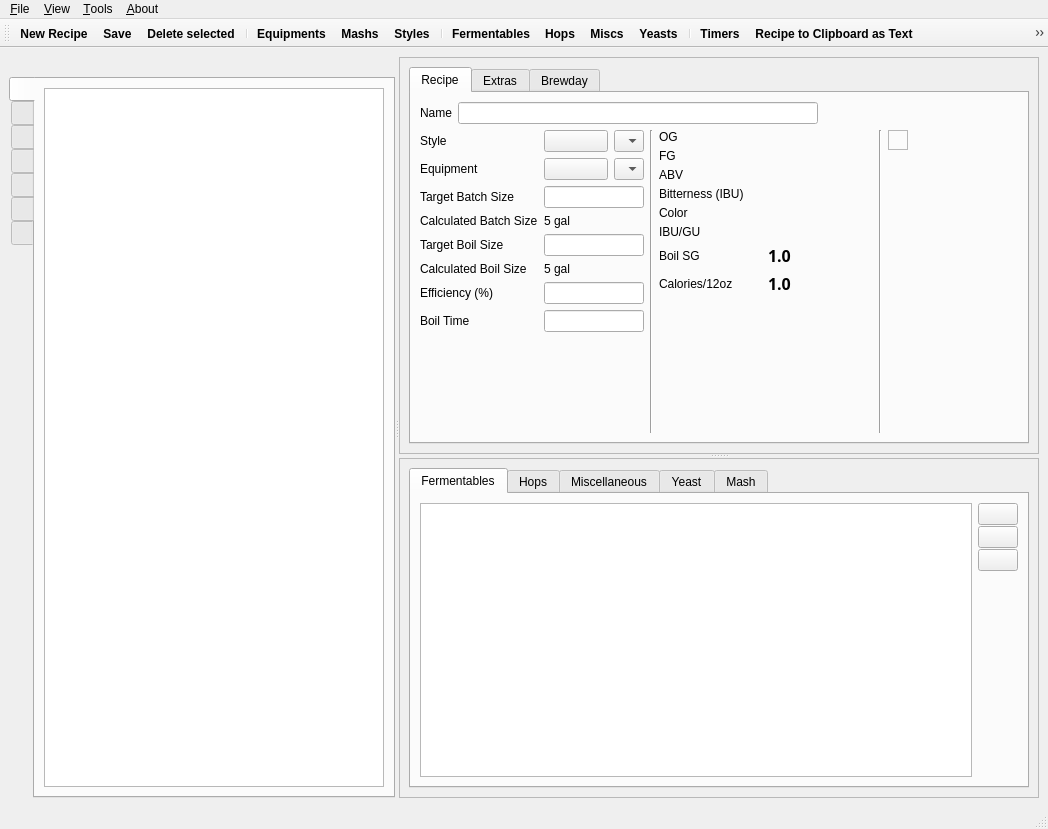
Before: the Qt Designer form ui/mainWindow.ui in Brewtarget/brewtarget, drawn with Qt 5.
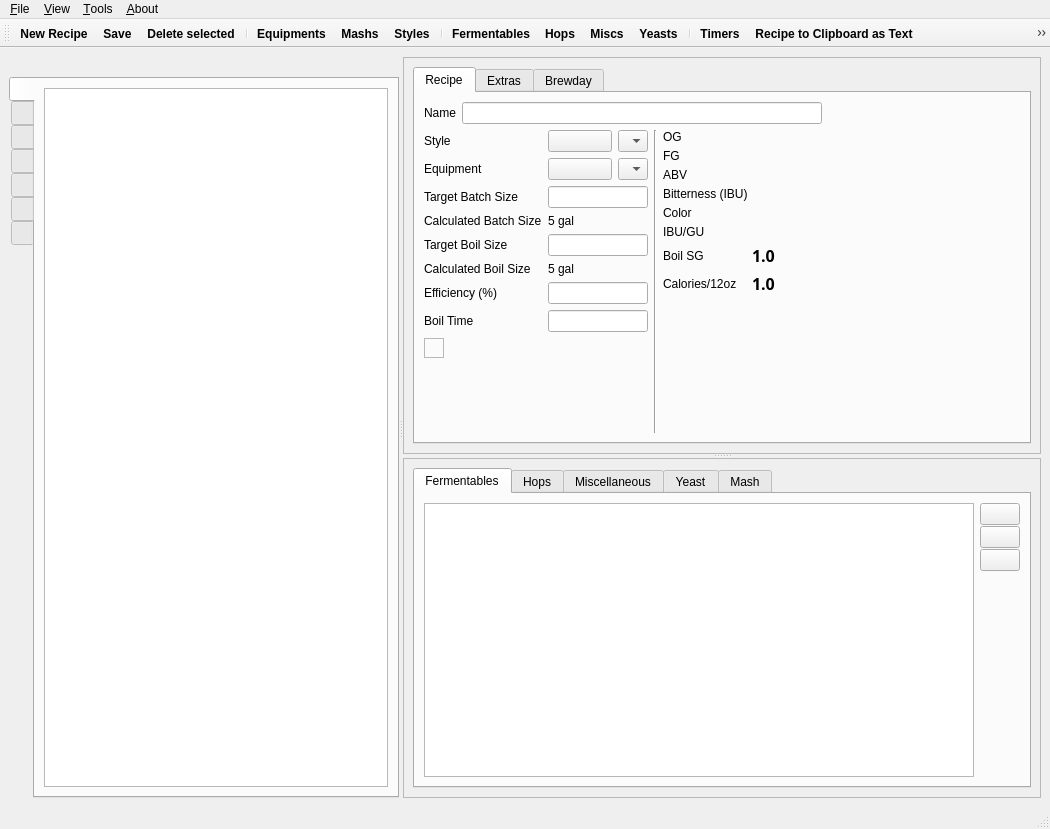
After: the same form once the commit is applied. Icons and pictures are not drawn. Custom widgets are drawn as their Qt base class.

Commit message: Moved the beer color widget. Made slider widgets resize properly.

Patch:
```diff
--- a/ui/mainWindow.ui
+++ b/ui/mainWindow.ui
@@ -6,7 +6,7 @@
    <rect>
     <x>0</x>
     <y>0</y>
-    <width>1048</width>
+    <width>1050</width>
     <height>829</height>
    </rect>
   </property>
@@ -216,7 +216,7 @@
           <rect>
            <x>0</x>
            <y>0</y>
-           <width>626</width>
+           <width>627</width>
            <height>391</height>
           </rect>
          </property>
@@ -282,7 +282,46 @@
                  <layout class="QVBoxLayout" name="verticalLayout_2">
                   <item>
                    <layout class="QGridLayout" name="gridLayout_2">
-                    <item row="6" column="1">
+                    <item row="3" column="1">
+                     <layout class="QHBoxLayout" name="horizontalLayout_2">
+                      <property name="topMargin">
+                       <number>0</number>
+                      </property>
+                      <item>
+                       <widget class="EquipmentButton" name="equipmentButton">
+                        <property name="minimumSize">
+                         <size>
+                          <width>0</width>
+                          <height>0</height>
+                         </size>
+                        </property>
+                        <property name="maximumSize">
+                         <size>
+                          <width>16777215</width>
+                          <height>16777215</height>
+                         </size>
+                        </property>
+                       </widget>
+                      </item>
+                      <item>
+                       <widget class="CustomComboBox" name="equipmentComboBox">
+                        <property name="sizePolicy">
+                         <sizepolicy hsizetype="Maximum" vsizetype="Fixed">
+                          <horstretch>0</horstretch>
+                          <verstretch>0</verstretch>
+                         </sizepolicy>
+                        </property>
+                        <property name="maximumSize">
+                         <size>
+                          <width>30</width>
+                          <height>16777215</height>
+                         </size>
+                        </property>
+                       </widget>
+                      </item>
+                     </layout>
+                    </item>
+                    <item row="7" column="1">
                      <widget class="QLabel" name="label_calcBoilSize">
                       <property name="text">
                        <string>5 gal</string>
@@ -292,7 +331,7 @@
                       </property>
                      </widget>
                     </item>
-                    <item row="5" column="1">
+                    <item row="6" column="1">
                      <widget class="QLineEdit" name="lineEdit_boilSize">
                       <property name="sizePolicy">
                        <sizepolicy hsizetype="Minimum" vsizetype="Fixed">
@@ -323,7 +362,7 @@
                       </property>
                      </widget>
                     </item>
-                    <item row="7" column="0">
+                    <item row="8" column="0">
                      <widget class="QLabel" name="efficiencyLabel">
                       <property name="sizePolicy">
                        <sizepolicy hsizetype="Preferred" vsizetype="Preferred">
@@ -336,7 +375,7 @@
                       </property>
                      </widget>
                     </item>
-                    <item row="6" column="0">
+                    <item row="7" column="0">
                      <widget class="BtVolumeLabel" name="calculatedBoilSizeLabel">
                       <property name="sizePolicy">
                        <sizepolicy hsizetype="Preferred" vsizetype="Preferred">
@@ -355,7 +394,7 @@
                       </property>
                      </widget>
                     </item>
-                    <item row="4" column="0">
+                    <item row="5" column="0">
                      <widget class="BtVolumeLabel" name="calculatedBatchSizeLabel">
                       <property name="sizePolicy">
                        <sizepolicy hsizetype="Preferred" vsizetype="Preferred">
@@ -374,7 +413,7 @@
                       </property>
                      </widget>
                     </item>
-                    <item row="7" column="1">
+                    <item row="8" column="1">
                      <widget class="QLineEdit" name="lineEdit_efficiency">
                       <property name="sizePolicy">
                        <sizepolicy hsizetype="Minimum" vsizetype="Fixed">
@@ -402,7 +441,7 @@
                       </property>
                      </widget>
                     </item>
-                    <item row="4" column="1">
+                    <item row="5" column="1">
                      <widget class="QLabel" name="label_calcBatchSize">
                       <property name="text">
                        <string>5 gal</string>
@@ -412,7 +451,7 @@
                       </property>
                      </widget>
                     </item>
-                    <item row="1" column="0">
+                    <item row="2" column="0">
                      <widget class="QLabel" name="styleLabel">
                       <property name="sizePolicy">
                        <sizepolicy hsizetype="Preferred" vsizetype="Preferred">
@@ -425,7 +464,7 @@
                       </property>
                      </widget>
                     </item>
-                    <item row="8" column="0">
+                    <item row="9" column="0">
                      <widget class="QLabel" name="label_boiltime">
                       <property name="sizePolicy">
                        <sizepolicy hsizetype="Preferred" vsizetype="Preferred">
@@ -438,7 +477,7 @@
                       </property>
                      </widget>
                     </item>
-                    <item row="3" column="1">
+                    <item row="4" column="1">
                      <widget class="QLineEdit" name="lineEdit_batchSize">
                       <property name="sizePolicy">
                        <sizepolicy hsizetype="Minimum" vsizetype="Fixed">
@@ -466,7 +505,7 @@
                       </property>
                      </widget>
                     </item>
-                    <item row="8" column="1">
+                    <item row="9" column="1">
                      <widget class="QLineEdit" name="lineEdit_boilTime">
                       <property name="sizePolicy">
                        <sizepolicy hsizetype="Minimum" vsizetype="Fixed">
@@ -491,7 +530,7 @@
                       </property>
                      </widget>
                     </item>
-                    <item row="3" column="0">
+                    <item row="4" column="0">
                      <widget class="BtVolumeLabel" name="targetBatchSizeLabel">
                       <property name="sizePolicy">
                        <sizepolicy hsizetype="Preferred" vsizetype="Preferred">
@@ -510,7 +549,7 @@
                       </property>
                      </widget>
                     </item>
-                    <item row="2" column="0">
+                    <item row="3" column="0">
                      <widget class="QLabel" name="equipmentLabel">
                       <property name="sizePolicy">
                        <sizepolicy hsizetype="Preferred" vsizetype="Preferred">
@@ -523,7 +562,7 @@
                       </property>
                      </widget>
                     </item>
-                    <item row="5" column="0">
+                    <item row="6" column="0">
                      <widget class="BtVolumeLabel" name="targetBoilSizeLabel">
                       <property name="sizePolicy">
                        <sizepolicy hsizetype="Preferred" vsizetype="Preferred">
@@ -543,45 +582,6 @@
                      </widget>
                     </item>
                     <item row="2" column="1">
-                     <layout class="QHBoxLayout" name="horizontalLayout_2">
-                      <property name="topMargin">
-                       <number>0</number>
-                      </property>
-                      <item>
-                       <widget class="EquipmentButton" name="equipmentButton">
-                        <property name="minimumSize">
-                         <size>
-                          <width>0</width>
-                          <height>0</height>
-                         </size>
-                        </property>
-                        <property name="maximumSize">
-                         <size>
-                          <width>16777215</width>
-                          <height>16777215</height>
-                         </size>
-                        </property>
-                       </widget>
-                      </item>
-                      <item>
-                       <widget class="CustomComboBox" name="equipmentComboBox">
-                        <property name="sizePolicy">
-                         <sizepolicy hsizetype="Maximum" vsizetype="Fixed">
-                          <horstretch>0</horstretch>
-                          <verstretch>0</verstretch>
-                         </sizepolicy>
-                        </property>
-                        <property name="maximumSize">
-                         <size>
-                          <width>30</width>
-                          <height>16777215</height>
-                         </size>
-                        </property>
-                       </widget>
-                      </item>
-                     </layout>
-                    </item>
-                    <item row="1" column="1">
                      <layout class="QHBoxLayout" name="horizontalLayout_11">
                       <item>
                        <widget class="StyleButton" name="styleButton">
@@ -628,6 +628,33 @@
                     </item>
                    </layout>
                   </item>
+                  <item>
+                   <widget class="QFrame" name="frame">
+                    <property name="sizePolicy">
+                     <sizepolicy hsizetype="Maximum" vsizetype="Maximum">
+                      <horstretch>0</horstretch>
+                      <verstretch>0</verstretch>
+                     </sizepolicy>
+                    </property>
+                    <property name="minimumSize">
+                     <size>
+                      <width>0</width>
+                      <height>0</height>
+                     </size>
+                    </property>
+                    <property name="frameShape">
+                     <enum>QFrame::StyledPanel</enum>
+                    </property>
+                    <property name="frameShadow">
+                     <enum>QFrame::Raised</enum>
+                    </property>
+                    <layout class="QVBoxLayout" name="verticalLayout_9">
+                     <item>
+                      <widget class="BeerColorWidget" name="beerColorWidget" native="true"/>
+                     </item>
+                    </layout>
+                   </widget>
+                  </item>
                   <item>
                    <spacer name="verticalSpacer_7">
                     <property name="orientation">
@@ -652,14 +679,8 @@
                 </item>
                 <item>
                  <layout class="QVBoxLayout" name="verticalLayout_lcd">
-                  <property name="spacing">
-                   <number>1</number>
-                  </property>
                   <item>
                    <layout class="QGridLayout" name="gridLayout">
-                    <property name="sizeConstraint">
-                     <enum>QLayout::SetDefaultConstraint</enum>
-                    </property>
                     <property name="horizontalSpacing">
                      <number>4</number>
                     </property>
@@ -670,7 +691,26 @@
                      <number>0</number>
                     </property>
                     <item row="4" column="1">
-                     <widget class="StyleRangeWidget" name="styleRangeWidget_srm"/>
+                     <widget class="StyleRangeWidget" name="styleRangeWidget_srm" native="true">
+                      <property name="sizePolicy">
+                       <sizepolicy hsizetype="MinimumExpanding" vsizetype="Preferred">
+                        <horstretch>0</horstretch>
+                        <verstretch>0</verstretch>
+                       </sizepolicy>
+                      </property>
+                      <property name="minimumSize">
+                       <size>
+                        <width>128</width>
+                        <height>0</height>
+                       </size>
+                      </property>
+                      <property name="maximumSize">
+                       <size>
+                        <width>512</width>
+                        <height>16777215</height>
+                       </size>
+                      </property>
+                     </widget>
                     </item>
                     <item row="2" column="0">
                      <widget class="QLabel" name="aBVLabel">
@@ -700,7 +740,26 @@
                      </widget>
                     </item>
                     <item row="0" column="1">
-                     <widget class="StyleRangeWidget" name="styleRangeWidget_og"/>
+                     <widget class="StyleRangeWidget" name="styleRangeWidget_og" native="true">
+                      <property name="sizePolicy">
+                       <sizepolicy hsizetype="MinimumExpanding" vsizetype="Preferred">
+                        <horstretch>0</horstretch>
+                        <verstretch>0</verstretch>
+                       </sizepolicy>
+                      </property>
+                      <property name="minimumSize">
+                       <size>
+                        <width>128</width>
+                        <height>0</height>
+                       </size>
+                      </property>
+                      <property name="maximumSize">
+                       <size>
+                        <width>512</width>
+                        <height>16777215</height>
+                       </size>
+                      </property>
+                     </widget>
                     </item>
                     <item row="0" column="0">
                      <widget class="BtGravityLabel" name="oGLabel">
@@ -749,13 +808,70 @@
                      </widget>
                     </item>
                     <item row="1" column="1">
-                     <widget class="StyleRangeWidget" name="styleRangeWidget_fg"/>
+                     <widget class="StyleRangeWidget" name="styleRangeWidget_fg" native="true">
+                      <property name="sizePolicy">
+                       <sizepolicy hsizetype="MinimumExpanding" vsizetype="Preferred">
+                        <horstretch>0</horstretch>
+                        <verstretch>0</verstretch>
+                       </sizepolicy>
+                      </property>
+                      <property name="minimumSize">
+                       <size>
+                        <width>128</width>
+                        <height>0</height>
+                       </size>
+                      </property>
+                      <property name="maximumSize">
+                       <size>
+                        <width>512</width>
+                        <height>16777215</height>
+                       </size>
+                      </property>
+                     </widget>
                     </item>
                     <item row="2" column="1">
-                     <widget class="StyleRangeWidget" name="styleRangeWidget_abv"/>
+                     <widget class="StyleRangeWidget" name="styleRangeWidget_abv" native="true">
+                      <property name="sizePolicy">
+                       <sizepolicy hsizetype="MinimumExpanding" vsizetype="Preferred">
+                        <horstretch>0</horstretch>
+                        <verstretch>0</verstretch>
+                       </sizepolicy>
+                      </property>
+                      <property name="minimumSize">
+                       <size>
+                        <width>128</width>
+                        <height>0</height>
+                       </size>
+                      </property>
+                      <property name="maximumSize">
+                       <size>
+                        <width>512</width>
+                        <height>16777215</height>
+                       </size>
+                      </property>
+                     </widget>
                     </item>
                     <item row="3" column="1">
-                     <widget class="StyleRangeWidget" name="styleRangeWidget_ibu"/>
+                     <widget class="StyleRangeWidget" name="styleRangeWidget_ibu" native="true">
+                      <property name="sizePolicy">
+                       <sizepolicy hsizetype="MinimumExpanding" vsizetype="Preferred">
+                        <horstretch>0</horstretch>
+                        <verstretch>0</verstretch>
+                       </sizepolicy>
+                      </property>
+                      <property name="minimumSize">
+                       <size>
+                        <width>128</width>
+                        <height>0</height>
+                       </size>
+                      </property>
+                      <property name="maximumSize">
+                       <size>
+                        <width>512</width>
+                        <height>16777215</height>
+                       </size>
+                      </property>
+                     </widget>
                     </item>
                     <item row="6" column="1">
                      <widget class="QLabel" name="label_boilSG">
@@ -774,7 +890,26 @@
                      </widget>
                     </item>
                     <item row="5" column="1">
-                     <widget class="IbuGuSlider" name="ibuGuSlider"/>
+                     <widget class="IbuGuSlider" name="ibuGuSlider" native="true">
+                      <property name="sizePolicy">
+                       <sizepolicy hsizetype="MinimumExpanding" vsizetype="Preferred">
+                        <horstretch>0</horstretch>
+                        <verstretch>0</verstretch>
+                       </sizepolicy>
+                      </property>
+                      <property name="minimumSize">
+                       <size>
+                        <width>128</width>
+                        <height>0</height>
+                       </size>
+                      </property>
+                      <property name="maximumSize">
+                       <size>
+                        <width>512</width>
+                        <height>16777215</height>
+                       </size>
+                      </property>
+                     </widget>
                     </item>
                     <item row="7" column="0">
                      <widget class="QLabel" name="label_5">
@@ -811,84 +946,14 @@
                     </property>
                     <property name="sizeHint" stdset="0">
                      <size>
-                      <width>214</width>
-                      <height>13</height>
+                      <width>40</width>
+                      <height>20</height>
                      </size>
                     </property>
                    </spacer>
                   </item>
                  </layout>
                 </item>
-                <item>
-                 <widget class="Line" name="line_2">
-                  <property name="orientation">
-                   <enum>Qt::Vertical</enum>
-                  </property>
-                 </widget>
-                </item>
-                <item>
-                 <layout class="QVBoxLayout" name="verticalLayout_beerColor">
-                  <property name="sizeConstraint">
-                   <enum>QLayout::SetNoConstraint</enum>
-                  </property>
-                  <property name="leftMargin">
-                   <number>0</number>
-                  </property>
-                  <item>
-                   <widget class="QFrame" name="frame">
-                    <property name="sizePolicy">
-                     <sizepolicy hsizetype="Maximum" vsizetype="Maximum">
-                      <horstretch>0</horstretch>
-                      <verstretch>0</verstretch>
-                     </sizepolicy>
-                    </property>
-                    <property name="minimumSize">
-                     <size>
-                      <width>0</width>
-                      <height>0</height>
-                     </size>
-                    </property>
-                    <property name="frameShape">
-                     <enum>QFrame::StyledPanel</enum>
-                    </property>
-                    <property name="frameShadow">
-                     <enum>QFrame::Raised</enum>
-                    </property>
-                    <layout class="QVBoxLayout" name="verticalLayout_9">
-                     <item>
-                      <widget class="BeerColorWidget" name="beerColorWidget" native="true"/>
-                     </item>
-                    </layout>
-                   </widget>
-                  </item>
-                  <item>
-                   <spacer name="verticalSpacer_8">
-                    <property name="orientation">
-                     <enum>Qt::Vertical</enum>
-                    </property>
-                    <property name="sizeHint" stdset="0">
-                     <size>
-                      <width>20</width>
-                      <height>40</height>
-                     </size>
-                    </property>
-                   </spacer>
-                  </item>
-                 </layout>
-                </item>
-                <item>
-                 <spacer name="horizontalSpacer_3">
-                  <property name="orientation">
-                   <enum>Qt::Horizontal</enum>
-                  </property>
-                  <property name="sizeHint" stdset="0">
-                   <size>
-                    <width>181</width>
-                    <height>20</height>
-                   </size>
-                  </property>
-                 </spacer>
-                </item>
                </layout>
               </item>
              </layout>
@@ -927,7 +992,7 @@
           <rect>
            <x>0</x>
            <y>0</y>
-           <width>626</width>
+           <width>627</width>
            <height>348</height>
           </rect>
          </property>
@@ -1473,7 +1538,7 @@
     <rect>
      <x>0</x>
      <y>0</y>
-     <width>1048</width>
+     <width>1050</width>
      <height>19</height>
     </rect>
    </property>
```
